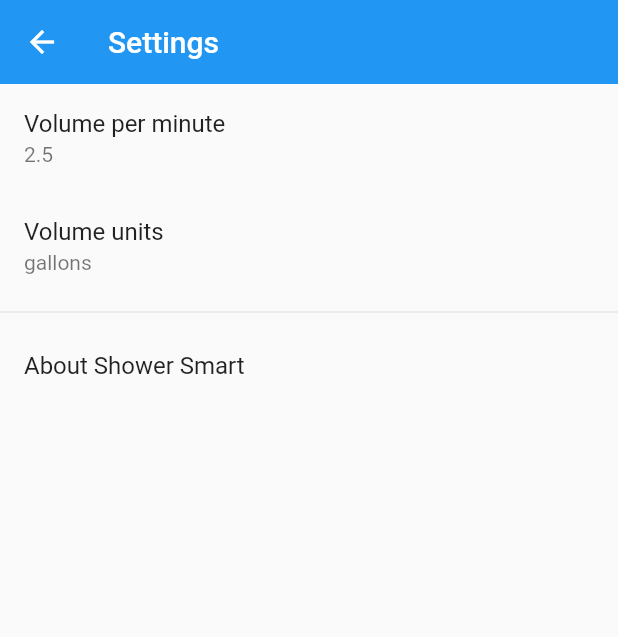
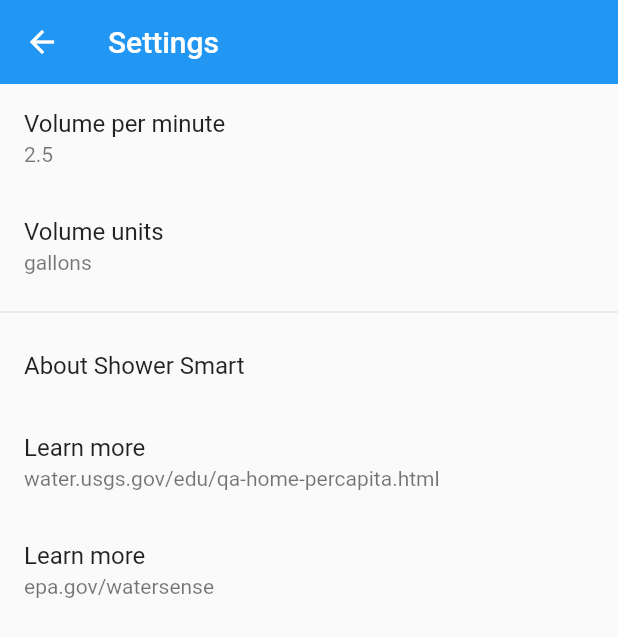
Before and after one commit to danialgoodwin/shower-smart, a Flutter app: the SettingsPage screen opened directly, on a phone screen of 412 x 824 dp. Shown: the top 637 px of the screen. Run offline on Flutter 3.47's test engine with Material 2 defaults, Android fonts, the phone set to English and light mode, and no system bars; drawn by our look-alikes of animated_background; our stand-ins replace flutter_tts, shared_preferences; accounts and stored records are empty.

Commit message:
Add links to learn more about water sustainability

```diff
--- a/lib/settings_page.dart
+++ b/lib/settings_page.dart
@@ -3,6 +3,7 @@ import 'package:flutter/material.dart';
 import 'package:shower_smart/reuse_widget/input_dialogs.dart';
 import 'package:shower_smart/third_party/rain_particle_behavior.dart';
 import 'package:shower_smart/user_settings.dart';
+import 'package:url_launcher/url_launcher.dart';
 
 class SettingsPage extends StatefulWidget {
   @override
@@ -64,9 +65,17 @@ class _SettingsPageState extends State<SettingsPage> with TickerProviderStateMix
                     ' running the water, and how much water you\'ve used. Use this'
                     ' as motivation for taking shorter showers and using less water.'),
               ],
-//            title: const Text('About app'),
-//            onTap: _showAboutApp,
-            )
+            ),
+            ListTile(
+              title: const Text('Learn more'),
+              subtitle: const Text('water.usgs.gov/edu/qa-home-percapita.html'),
+              onTap: () { _showWebsite('https://water.usgs.gov/edu/qa-home-percapita.html'); }
+            ),
+            ListTile(
+              title: const Text('Learn more'),
+              subtitle: const Text('epa.gov/watersense'),
+              onTap: () { _showWebsite('https://www.epa.gov/watersense'); }
+            ),
           ],
         ),
       ),
@@ -111,4 +120,13 @@ class _SettingsPageState extends State<SettingsPage> with TickerProviderStateMix
           });
       });
   }
+
+  void _showWebsite(String url) async {
+    if (await canLaunch(url)) {
+      await launch(url);
+    } else {
+      throw 'Could not launch $url';
+    }
+  }
+
 }
--- a/pubspec.yaml
+++ b/pubspec.yaml
@@ -26,6 +26,7 @@ dependencies:
   shared_preferences: ^0.5.1+2
   # More info: https://pub.dartlang.org/packages/speech_recognition
 #  speech_recognition: "^0.3.0"
+  url_launcher: ^5.0.2
 
 dev_dependencies:
   flutter_launcher_icons: ^0.7.0
```
Also changed, not shown: pubspec.lock, 1 other file.
